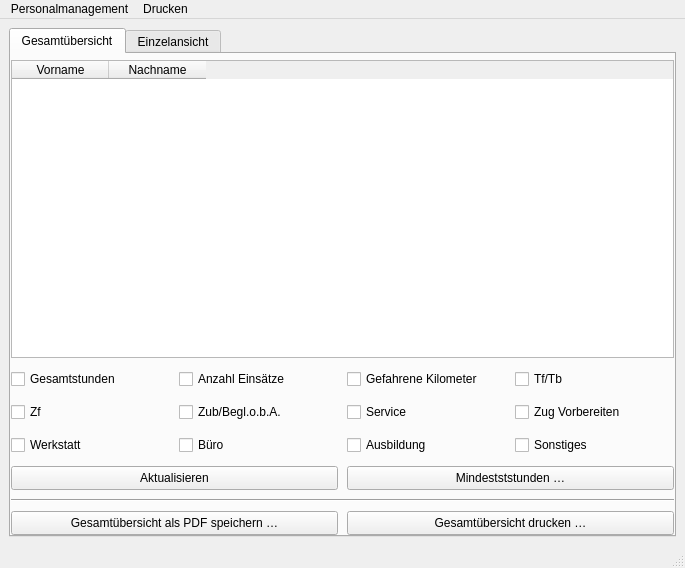
philjosch/Einsatzplaner, file Programm/personalwindow.ui: the form before one commit.
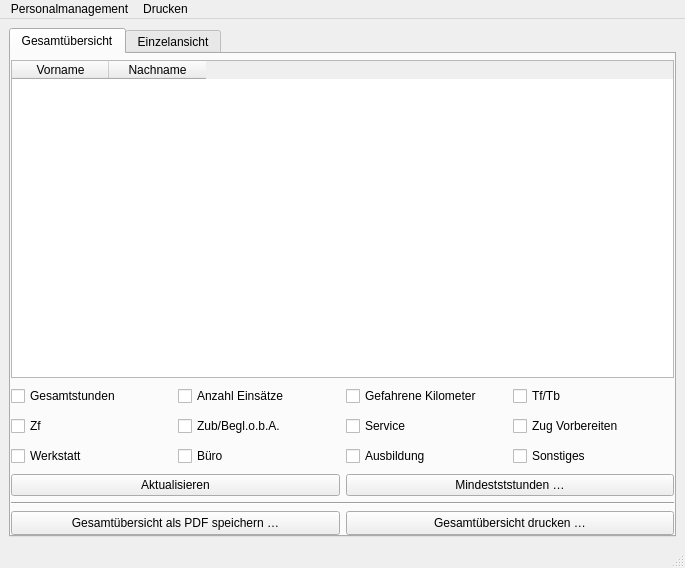
The form after the commit.

Patch:
```diff
--- a/Programm/personalwindow.ui
+++ b/Programm/personalwindow.ui
@@ -36,7 +36,7 @@
        <attribute name="title">
         <string>Gesamtübersicht</string>
        </attribute>
-       <layout class="QGridLayout" name="gridLayout" rowstretch="1,0,0,0,0,0,0" columnstretch="1,1,1,1">
+       <layout class="QGridLayout" name="gridLayout" rowstretch="1,0,0,0,0,0,0" columnstretch="1,1,1,1" rowminimumheight="0,20,20,20,20,3,20">
         <property name="leftMargin">
          <number>0</number>
         </property>
@@ -50,7 +50,7 @@
          <number>0</number>
         </property>
         <property name="spacing">
-         <number>9</number>
+         <number>6</number>
         </property>
         <item row="0" column="0" colspan="4">
          <widget class="QTableWidget" name="tabelleGesamt">
@@ -329,12 +329,6 @@
         </item>
         <item row="4" column="0" colspan="2">
          <widget class="QPushButton" name="pushAktualisieren">
-          <property name="minimumSize">
-           <size>
-            <width>0</width>
-            <height>24</height>
-           </size>
-          </property>
           <property name="maximumSize">
            <size>
             <width>16777215</width>
@@ -354,12 +348,6 @@
         </item>
         <item row="4" column="2" colspan="2">
          <widget class="QPushButton" name="pushMindeststunden">
-          <property name="minimumSize">
-           <size>
-            <width>0</width>
-            <height>24</height>
-           </size>
-          </property>
           <property name="maximumSize">
            <size>
             <width>16777215</width>
@@ -399,12 +387,6 @@
         </item>
         <item row="6" column="2" colspan="2">
          <widget class="QPushButton" name="pushPrint">
-          <property name="minimumSize">
-           <size>
-            <width>0</width>
-            <height>24</height>
-           </size>
-          </property>
           <property name="maximumSize">
            <size>
             <width>16777215</width>
```
Left out of the diff: 211 changed lines with no effect on the pictures.
